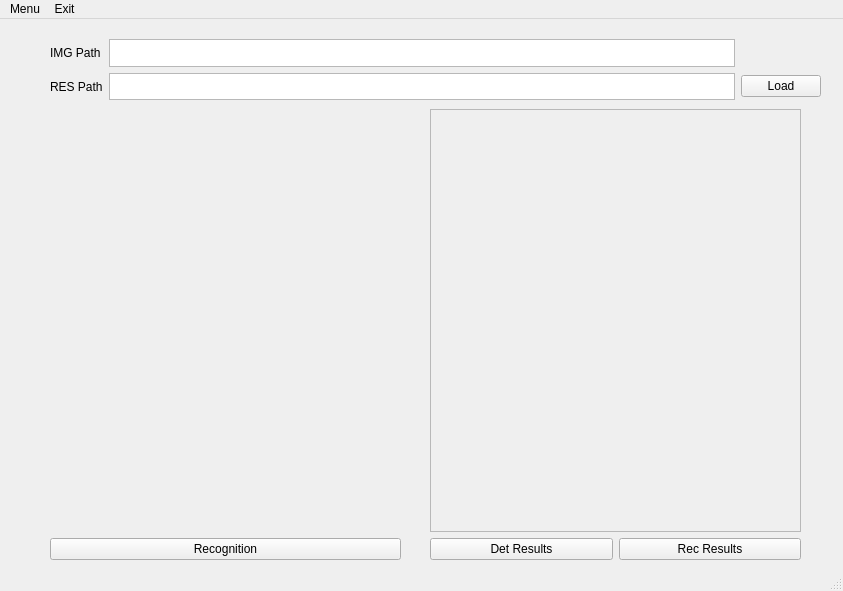
Above: tools/mainwindow.ui from ttthomaschan/PytorchOCR before the change. Below: the same form after it.
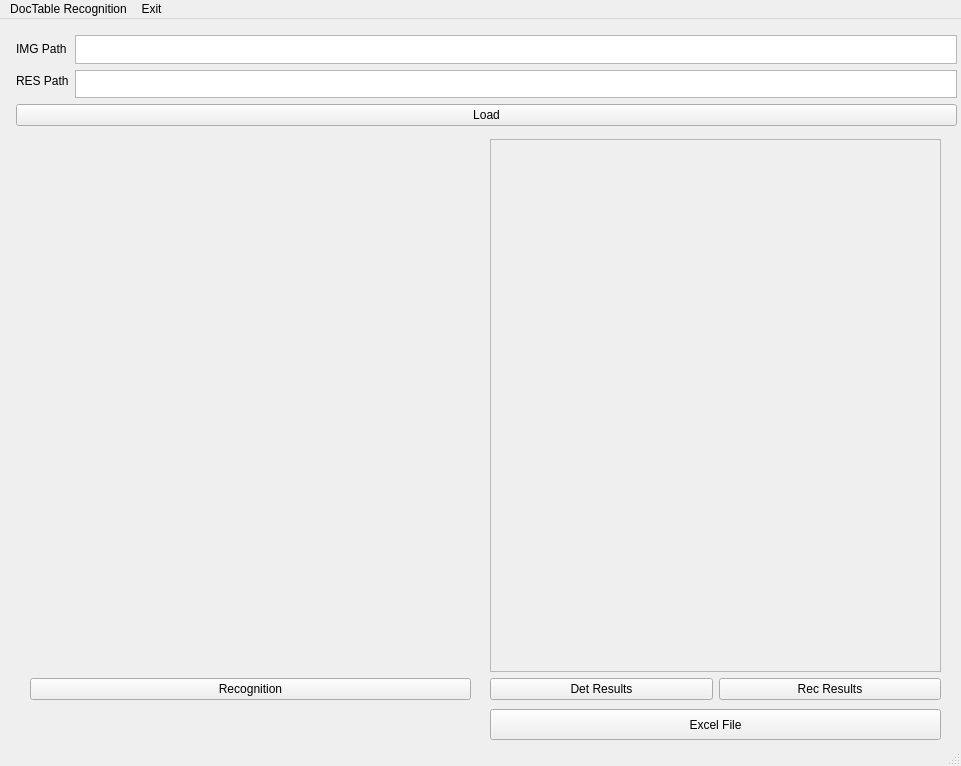
That is the form after the change.

```diff
--- a/tools/mainwindow.ui
+++ b/tools/mainwindow.ui
@@ -9,12 +9,12 @@
    <rect>
     <x>0</x>
     <y>0</y>
-    <width>843</width>
-    <height>591</height>
+    <width>961</width>
+    <height>766</height>
    </rect>
   </property>
   <property name="sizePolicy">
-   <sizepolicy hsizetype="Fixed" vsizetype="Fixed">
+   <sizepolicy hsizetype="Minimum" vsizetype="Maximum">
     <horstretch>0</horstretch>
     <verstretch>0</verstretch>
    </sizepolicy>
@@ -23,82 +23,30 @@
    <string>MainWindow</string>
   </property>
   <widget class="QWidget" name="centralwidget">
-   <widget class="QWidget" name="">
+   <widget class="QPushButton" name="excelButton">
     <property name="geometry">
      <rect>
-      <x>50</x>
-      <y>20</y>
-      <width>771</width>
-      <height>61</height>
+      <x>490</x>
+      <y>690</y>
+      <width>451</width>
+      <height>31</height>
      </rect>
     </property>
-    <layout class="QGridLayout" name="gridLayout_2">
-     <item row="0" column="0">
-      <widget class="QLabel" name="pathLabel">
-       <property name="text">
-        <string>IMG Path</string>
-       </property>
-      </widget>
-     </item>
-     <item row="0" column="1">
-      <widget class="QTextEdit" name="inputPath"/>
-     </item>
-     <item row="1" column="0">
-      <widget class="QLabel" name="pathLabel_2">
-       <property name="text">
-        <string>RES Path</string>
-       </property>
-      </widget>
-     </item>
-     <item row="1" column="1">
-      <widget class="QTextEdit" name="inputPath_2"/>
-     </item>
-     <item row="1" column="2">
-      <widget class="QPushButton" name="loadButton">
-       <property name="text">
-        <string>Load</string>
-       </property>
-      </widget>
-     </item>
-    </layout>
+    <property name="text">
+     <string>Excel File</string>
+    </property>
    </widget>
    <widget class="QWidget" name="">
     <property name="geometry">
      <rect>
-      <x>50</x>
-      <y>90</y>
-      <width>351</width>
-      <height>451</height>
+      <x>490</x>
+      <y>120</y>
+      <width>451</width>
+      <height>561</height>
      </rect>
     </property>
     <layout class="QVBoxLayout" name="verticalLayout">
      <item>
-      <widget class="QLabel" name="imageView">
-       <property name="text">
-        <string/>
-       </property>
-      </widget>
-     </item>
-     <item>
-      <widget class="QPushButton" name="recogButton">
-       <property name="text">
-        <string>Recognition</string>
-       </property>
-      </widget>
-     </item>
-    </layout>
-   </widget>
-   <widget class="QWidget" name="">
-    <property name="geometry">
-     <rect>
-      <x>430</x>
-      <y>90</y>
-      <width>371</width>
-      <height>451</height>
-     </rect>
-    </property>
-    <layout class="QGridLayout" name="gridLayout_3">
-     <item row="0" column="0" colspan="2">
       <widget class="QScrollArea" name="scrollArea">
        <property name="widgetResizable">
         <bool>true</bool>
@@ -108,33 +56,156 @@
          <rect>
           <x>0</x>
           <y>0</y>
-          <width>367</width>
-          <height>416</height>
+          <width>447</width>
+          <height>524</height>
          </rect>
         </property>
-        <layout class="QGridLayout" name="gridLayout">
-         <item row="0" column="0">
-          <widget class="QLabel" name="imageView_2">
-           <property name="text">
-            <string/>
-           </property>
-          </widget>
-         </item>
-        </layout>
+        <widget class="QLabel" name="imageView_2">
+         <property name="geometry">
+          <rect>
+           <x>9</x>
+           <y>9</y>
+           <width>421</width>
+           <height>521</height>
+          </rect>
+         </property>
+         <property name="text">
+          <string/>
+         </property>
+        </widget>
        </widget>
       </widget>
      </item>
-     <item row="1" column="0">
-      <widget class="QPushButton" name="detButton">
+     <item>
+      <layout class="QHBoxLayout" name="horizontalLayout">
+       <item>
+        <widget class="QPushButton" name="detButton">
+         <property name="text">
+          <string>Det Results</string>
+         </property>
+        </widget>
+       </item>
+       <item>
+        <widget class="QPushButton" name="recButton">
+         <property name="text">
+          <string>Rec Results</string>
+         </property>
+        </widget>
+       </item>
+      </layout>
+     </item>
+    </layout>
+   </widget>
+   <widget class="QWidget" name="">
+    <property name="geometry">
+     <rect>
+      <x>30</x>
+      <y>120</y>
+      <width>441</width>
+      <height>561</height>
+     </rect>
+    </property>
+    <layout class="QVBoxLayout" name="verticalLayout_2">
+     <item>
+      <widget class="QLabel" name="imageView">
+       <property name="sizePolicy">
+        <sizepolicy hsizetype="Preferred" vsizetype="Preferred">
+         <horstretch>0</horstretch>
+         <verstretch>0</verstretch>
+        </sizepolicy>
+       </property>
        <property name="text">
-        <string>Det Results</string>
+        <string/>
        </property>
       </widget>
      </item>
-     <item row="1" column="1">
-      <widget class="QPushButton" name="recButton">
+     <item>
+      <widget class="QPushButton" name="recogButton">
        <property name="text">
-        <string>Rec Results</string>
+        <string>Recognition</string>
+       </property>
+      </widget>
+     </item>
+    </layout>
+   </widget>
+   <widget class="QWidget" name="">
+    <property name="geometry">
+     <rect>
+      <x>16</x>
+      <y>16</y>
+      <width>941</width>
+      <height>91</height>
+     </rect>
+    </property>
+    <layout class="QVBoxLayout" name="verticalLayout_5">
+     <item>
+      <layout class="QFormLayout" name="formLayout">
+       <item row="0" column="0">
+        <layout class="QVBoxLayout" name="verticalLayout_4">
+         <item>
+          <widget class="QLabel" name="pathLabel">
+           <property name="sizePolicy">
+            <sizepolicy hsizetype="Minimum" vsizetype="Minimum">
+             <horstretch>0</horstretch>
+             <verstretch>0</verstretch>
+            </sizepolicy>
+           </property>
+           <property name="text">
+            <string>IMG Path</string>
+           </property>
+          </widget>
+         </item>
+         <item>
+          <widget class="QLabel" name="pathLabel_2">
+           <property name="sizePolicy">
+            <sizepolicy hsizetype="Maximum" vsizetype="Minimum">
+             <horstretch>0</horstretch>
+             <verstretch>0</verstretch>
+            </sizepolicy>
+           </property>
+           <property name="text">
+            <string>RES Path</string>
+           </property>
+          </widget>
+         </item>
+        </layout>
+       </item>
+       <item row="0" column="1">
+        <layout class="QVBoxLayout" name="verticalLayout_3">
+         <item>
+          <widget class="QTextEdit" name="inputPath">
+           <property name="sizePolicy">
+            <sizepolicy hsizetype="Minimum" vsizetype="Minimum">
+             <horstretch>0</horstretch>
+             <verstretch>0</verstretch>
+            </sizepolicy>
+           </property>
+          </widget>
+         </item>
+         <item>
+          <widget class="QTextEdit" name="inputPath_2">
+           <property name="sizePolicy">
+            <sizepolicy hsizetype="Expanding" vsizetype="Expanding">
+             <horstretch>0</horstretch>
+             <verstretch>0</verstretch>
+            </sizepolicy>
+           </property>
+          </widget>
+         </item>
+        </layout>
+       </item>
+      </layout>
+     </item>
+     <item>
+      <widget class="QPushButton" name="loadButton">
+       <property name="sizePolicy">
+        <sizepolicy hsizetype="Minimum" vsizetype="Minimum">
+         <horstretch>0</horstretch>
+         <verstretch>0</verstretch>
+        </sizepolicy>
+       </property>
+       <property name="text">
+        <string>Load</string>
        </property>
       </widget>
      </item>
@@ -146,13 +217,13 @@
     <rect>
      <x>0</x>
      <y>0</y>
-     <width>843</width>
+     <width>961</width>
      <height>22</height>
     </rect>
    </property>
    <widget class="QMenu" name="menuMy_First_APP">
     <property name="title">
-     <string>Menu</string>
+     <string>DocTable Recognition</string>
     </property>
     <addaction name="separator"/>
     <addaction name="separator"/>
```
